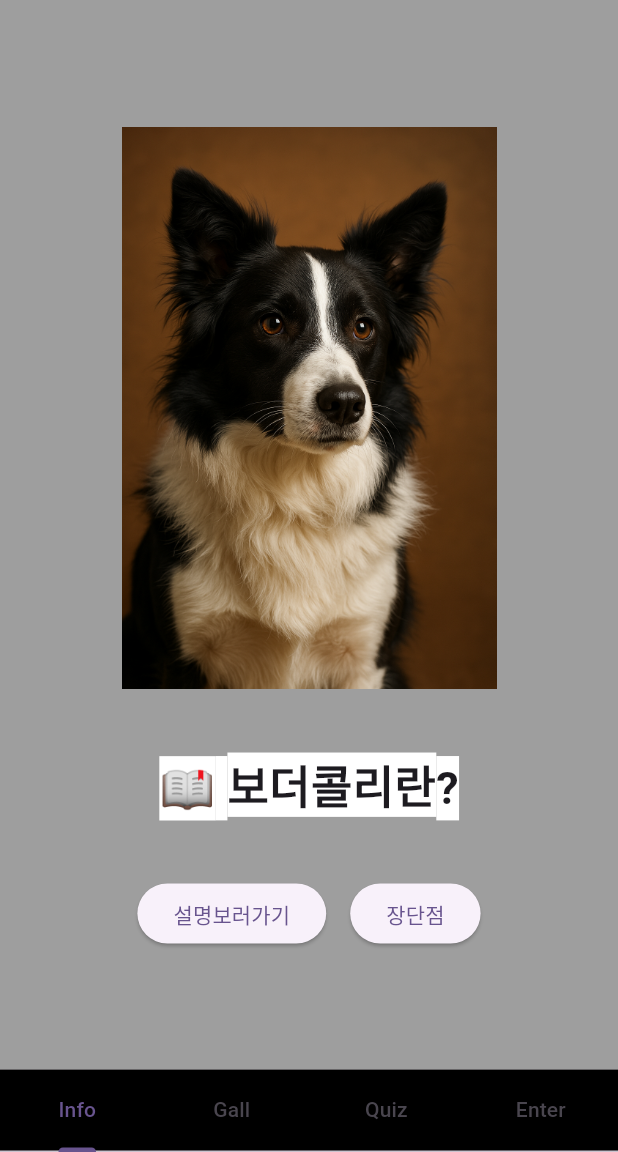
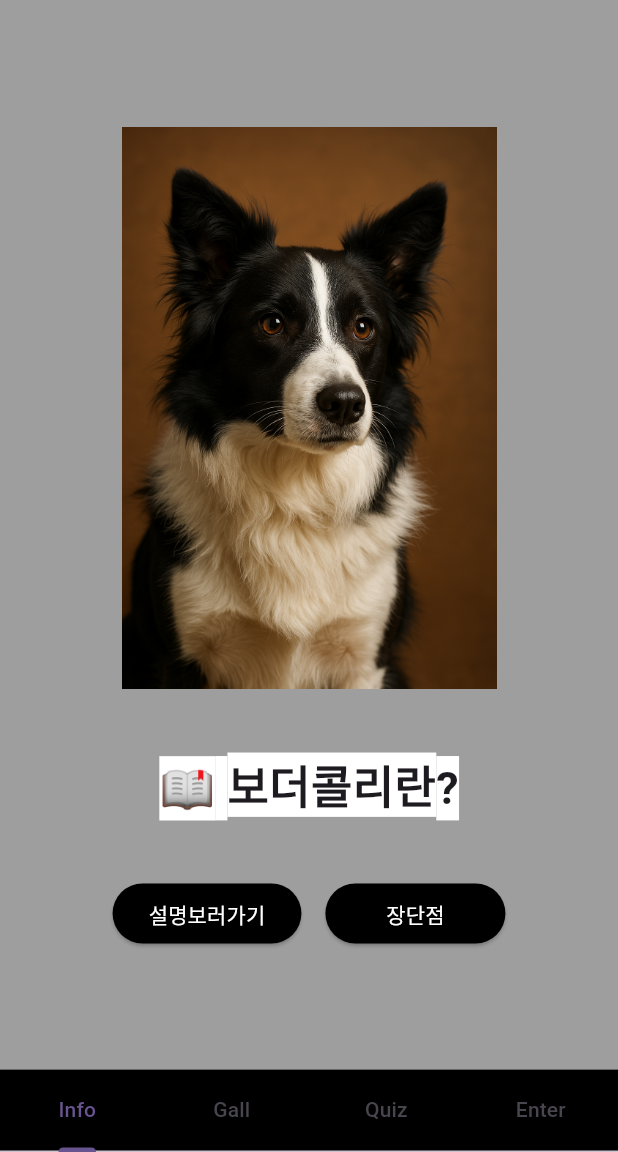
Before and after one commit to littlehippo01/2nd_Project, a Flutter app: the screen it shows after launch, on a phone screen of 412 x 824 dp, the part 84-1236 px from its top. Run offline on Flutter 3.47's test engine with Material 3 defaults, Android fonts, the phone set to English and light mode, and no system bars.

Commit message:
Add files via upload

```diff
--- a/Project_Forder/team2_2nd_project_tabbar_app/lib/Information/info_1.dart
+++ b/Project_Forder/team2_2nd_project_tabbar_app/lib/Information/info_1.dart
@@ -45,24 +45,43 @@ class _Info1State extends State<Info1> {
             Row(
               mainAxisAlignment: MainAxisAlignment.center,
               children: [
-                Padding(
+               Padding(
                   padding: const EdgeInsets.all(8.0),
                   child: ElevatedButton(onPressed:() {
-                     Navigator.push(context,MaterialPageRoute(builder: (context){
-            return Info2();
+                    Navigator.push(context,MaterialPageRoute(builder: (context){
+            return FirstPage();
           }));
                   } ,
-                  child: Text('설명보러가기'),
+                  style: ElevatedButton.styleFrom(
+                    backgroundColor: Colors.black,
+                    minimumSize: Size(120,40),
+                  ),
+                  child: Text('설명보러가기',
+                  style: TextStyle(
+                    color: Colors.white,
+
+                  ),
+                  ),
                   ),
                 ),
-                Padding(
+                 Padding(
                   padding: const EdgeInsets.all(8.0),
                   child: ElevatedButton(onPressed:() {
+
                      Navigator.push(context,MaterialPageRoute(builder: (context){
-            return Info3();
-          }));
+                      return SecondPage();
+                           }));
                   } ,
-                  child: Text('장단점'),
+                  style: ElevatedButton.styleFrom(
+                    backgroundColor: Colors.black,
+                     minimumSize: Size(120, 40),
+                  ),
+
+                  child: Text('장단점',
+                  style: TextStyle(
+                    color: Colors.white,
+                  ),
+                  ),
                   ),
                 )
               ],
```
